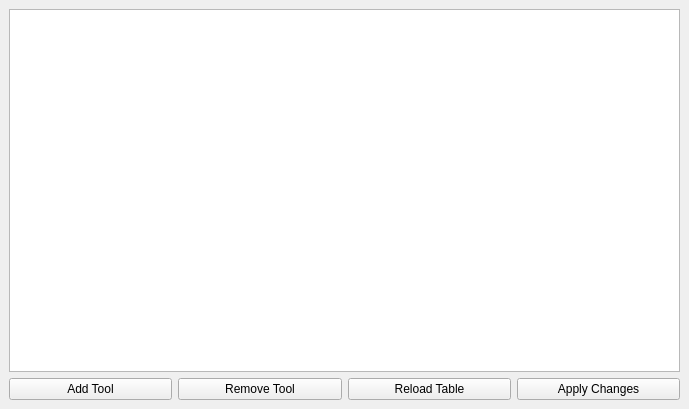
Before: the Qt Designer form examples/tool-table.ui in kcjengr/qtpyvcp, drawn with Qt 5.
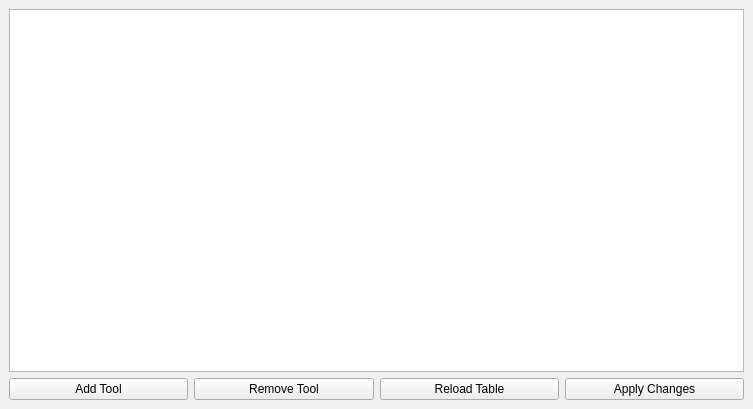
After: the same form once the commit is applied. Custom widgets are drawn as their Qt base class.

Commit message: update slot in tool table example ui

```diff
--- a/examples/tool-table.ui
+++ b/examples/tool-table.ui
@@ -6,7 +6,7 @@
    <rect>
     <x>0</x>
     <y>0</y>
-    <width>689</width>
+    <width>753</width>
     <height>409</height>
    </rect>
   </property>
```
Left out of the diff: 2 changed lines with no effect on the pictures. The commit also changes 1 other file.
